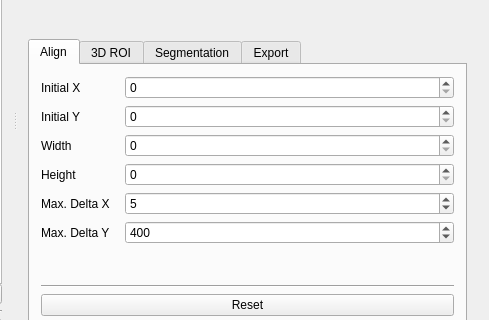
prsousa/TomSeg, file mainwindow.ui: the form before one commit; both pictures show x 478 to 967 and y 175 to 495 of the 967 by 576 pixel window.
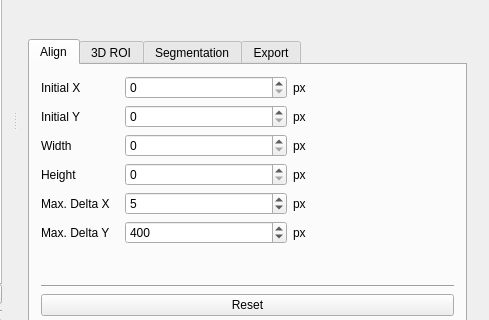
The form after the commit. The open tabs and pages were chosen to show the change. Icons and pictures are not drawn.

Commit message: Add "px" indication on spinners

```diff
--- a/mainwindow.ui
+++ b/mainwindow.ui
@@ -358,6 +358,27 @@
               <property name="horizontalSpacing">
                <number>15</number>
               </property>
+              <item row="0" column="1">
+               <layout class="QHBoxLayout" name="horizontalLayout_9">
+                <item>
+                 <widget class="QSpinBox" name="referenceAreaInitXSpinBox">
+                  <property name="maximum">
+                   <number>10000</number>
+                  </property>
+                  <property name="singleStep">
+                   <number>10</number>
+                  </property>
+                 </widget>
+                </item>
+                <item>
+                 <widget class="QLabel" name="label_21">
+                  <property name="text">
+                   <string>px</string>
+                  </property>
+                 </widget>
+                </item>
+               </layout>
+              </item>
               <item row="0" column="0">
                <widget class="QLabel" name="label_3">
                 <property name="text">
@@ -372,6 +393,27 @@
                 </property>
                </widget>
               </item>
+              <item row="1" column="1">
+               <layout class="QHBoxLayout" name="horizontalLayout_10">
+                <item>
+                 <widget class="QSpinBox" name="referenceAreaInitYSpinBox">
+                  <property name="maximum">
+                   <number>10000</number>
+                  </property>
+                  <property name="singleStep">
+                   <number>10</number>
+                  </property>
+                 </widget>
+                </item>
+                <item>
+                 <widget class="QLabel" name="label_22">
+                  <property name="text">
+                   <string>px</string>
+                  </property>
+                 </widget>
+                </item>
+               </layout>
+              </item>
               <item row="2" column="0">
                <widget class="QLabel" name="label_7">
                 <property name="text">
@@ -379,6 +421,27 @@
                 </property>
                </widget>
               </item>
+              <item row="2" column="1">
+               <layout class="QHBoxLayout" name="horizontalLayout_11">
+                <item>
+                 <widget class="QSpinBox" name="referenceAreaWidthSpinBox">
+                  <property name="maximum">
+                   <number>10000</number>
+                  </property>
+                  <property name="singleStep">
+                   <number>10</number>
+                  </property>
+                 </widget>
+                </item>
+                <item>
+                 <widget class="QLabel" name="label_23">
+                  <property name="text">
+                   <string>px</string>
+                  </property>
+                 </widget>
+                </item>
+               </layout>
+              </item>
               <item row="3" column="0">
                <widget class="QLabel" name="label_8">
                 <property name="text">
@@ -386,45 +449,26 @@
                 </property>
                </widget>
               </item>
-              <item row="0" column="1">
-               <widget class="QSpinBox" name="referenceAreaInitXSpinBox">
-                <property name="maximum">
-                 <number>10000</number>
-                </property>
-                <property name="singleStep">
-                 <number>10</number>
-                </property>
-               </widget>
-              </item>
-              <item row="1" column="1">
-               <widget class="QSpinBox" name="referenceAreaInitYSpinBox">
-                <property name="maximum">
-                 <number>10000</number>
-                </property>
-                <property name="singleStep">
-                 <number>10</number>
-                </property>
-               </widget>
-              </item>
-              <item row="2" column="1">
-               <widget class="QSpinBox" name="referenceAreaWidthSpinBox">
-                <property name="maximum">
-                 <number>10000</number>
-                </property>
-                <property name="singleStep">
-                 <number>10</number>
-                </property>
-               </widget>
-              </item>
               <item row="3" column="1">
-               <widget class="QSpinBox" name="referenceAreaHeightSpinBox">
-                <property name="maximum">
-                 <number>10000</number>
-                </property>
-                <property name="singleStep">
-                 <number>10</number>
-                </property>
-               </widget>
+               <layout class="QHBoxLayout" name="horizontalLayout_12">
+                <item>
+                 <widget class="QSpinBox" name="referenceAreaHeightSpinBox">
+                  <property name="maximum">
+                   <number>10000</number>
+                  </property>
+                  <property name="singleStep">
+                   <number>10</number>
+                  </property>
+                 </widget>
+                </item>
+                <item>
+                 <widget class="QLabel" name="label_24">
+                  <property name="text">
+                   <string>px</string>
+                  </property>
+                 </widget>
+                </item>
+               </layout>
               </item>
               <item row="4" column="0">
                <widget class="QLabel" name="label_9">
@@ -433,6 +477,30 @@
                 </property>
                </widget>
               </item>
+              <item row="4" column="1">
+               <layout class="QHBoxLayout" name="horizontalLayout_13">
+                <item>
+                 <widget class="QSpinBox" name="referenceAreaMaxDeltaXSpinBox">
+                  <property name="maximum">
+                   <number>1000</number>
+                  </property>
+                  <property name="singleStep">
+                   <number>5</number>
+                  </property>
+                  <property name="value">
+                   <number>5</number>
+                  </property>
+                 </widget>
+                </item>
+                <item>
+                 <widget class="QLabel" name="label_25">
+                  <property name="text">
+                   <string>px</string>
+                  </property>
+                 </widget>
+                </item>
+               </layout>
+              </item>
               <item row="5" column="0">
                <widget class="QLabel" name="label_10">
                 <property name="text">
@@ -440,31 +508,29 @@
                 </property>
                </widget>
               </item>
-              <item row="4" column="1">
-               <widget class="QSpinBox" name="referenceAreaMaxDeltaXSpinBox">
-                <property name="maximum">
-                 <number>1000</number>
-                </property>
-                <property name="singleStep">
-                 <number>5</number>
-                </property>
-                <property name="value">
-                 <number>5</number>
-                </property>
-               </widget>
-              </item>
               <item row="5" column="1">
-               <widget class="QSpinBox" name="referenceAreaMaxDeltaYSpinBox">
-                <property name="maximum">
-                 <number>1000</number>
-                </property>
-                <property name="singleStep">
-                 <number>50</number>
-                </property>
-                <property name="value">
-                 <number>400</number>
-                </property>
-               </widget>
+               <layout class="QHBoxLayout" name="horizontalLayout_14">
+                <item>
+                 <widget class="QSpinBox" name="referenceAreaMaxDeltaYSpinBox">
+                  <property name="maximum">
+                   <number>1000</number>
+                  </property>
+                  <property name="singleStep">
+                   <number>50</number>
+                  </property>
+                  <property name="value">
+                   <number>400</number>
+                  </property>
+                 </widget>
+                </item>
+                <item>
+                 <widget class="QLabel" name="label_26">
+                  <property name="text">
+                   <string>px</string>
+                  </property>
+                 </widget>
+                </item>
+               </layout>
               </item>
              </layout>
             </item>
```
Left out of the diff: 196 changed lines with no effect on the pictures.
